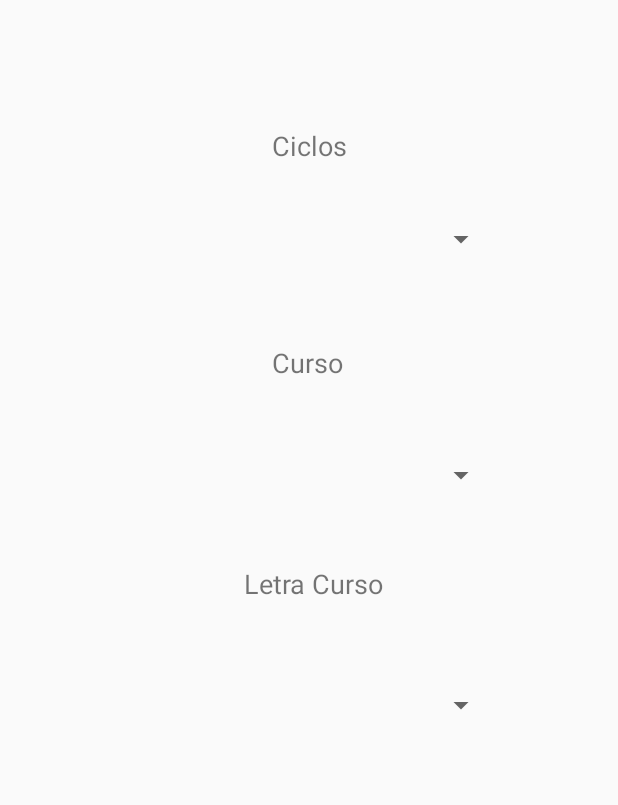
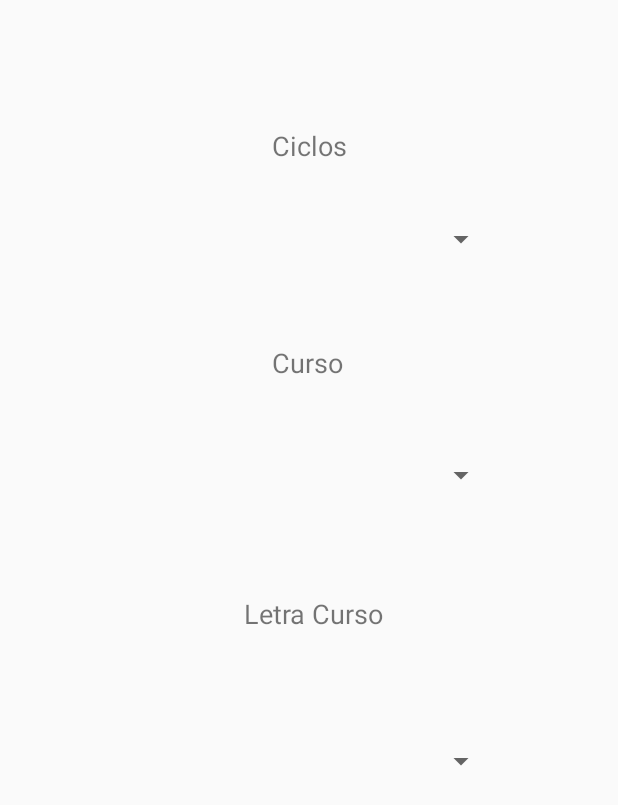
Before and after one commit to eduardotwk/EducaTech, an Android app: the layout ciclo_profesor.xml on its own in the app's theme, with its tools: preview values and no code run, on a phone screen of 412 x 824 dp. Shown: the top 805 px of the screen. Run offline under Robolectric (Android 15) with nearby library versions, the phone set to English and light mode, and no system bars.

Commit message:
aqui yo el

```diff
--- a/app/src/main/res/layout/ciclo_profesor.xml
+++ b/app/src/main/res/layout/ciclo_profesor.xml
@@ -30,8 +30,7 @@
         app:layout_constraintEnd_toEndOf="parent"
         app:layout_constraintHorizontal_bias="0.498"
         app:layout_constraintStart_toStartOf="parent"
-        app:layout_constraintTop_toTopOf="parent"
-        app:layout_constraintVertical_bias="0.475" />
+        app:layout_constraintTop_toTopOf="parent" />
 
     <Spinner
         android:id="@+id/spinner2"
@@ -67,7 +66,7 @@
         app:layout_constraintHorizontal_bias="0.496"
         app:layout_constraintStart_toStartOf="parent"
         app:layout_constraintTop_toTopOf="parent"
-        app:layout_constraintVertical_bias="0.575" />
+        app:layout_constraintVertical_bias="0.623" />
 
     <TextView
         android:id="@+id/textView32"
```
